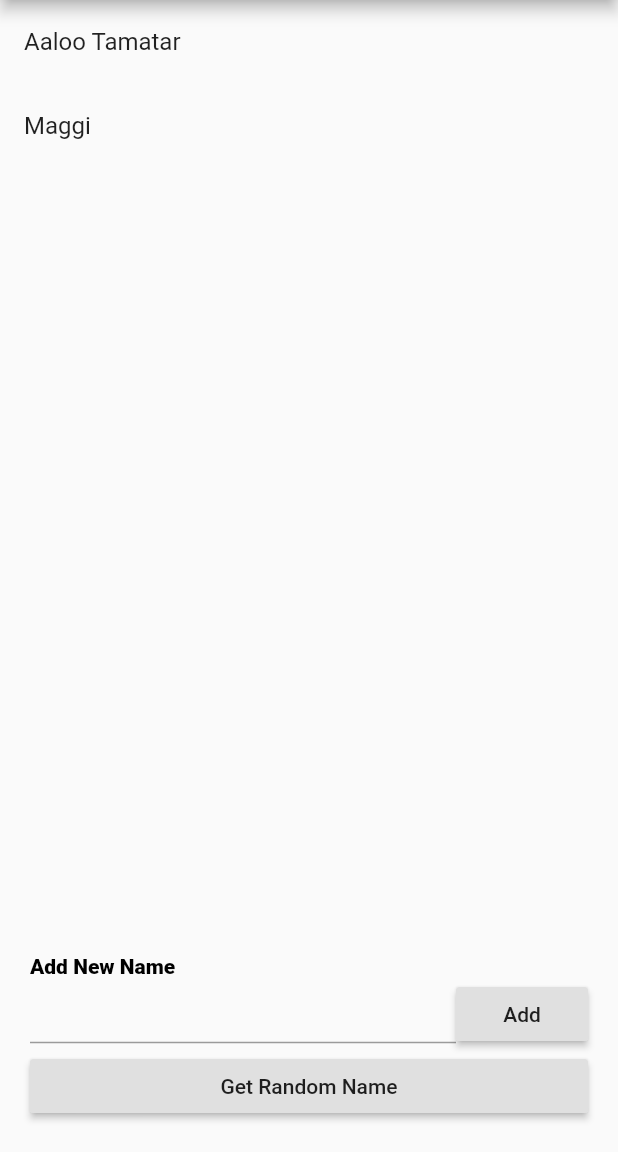
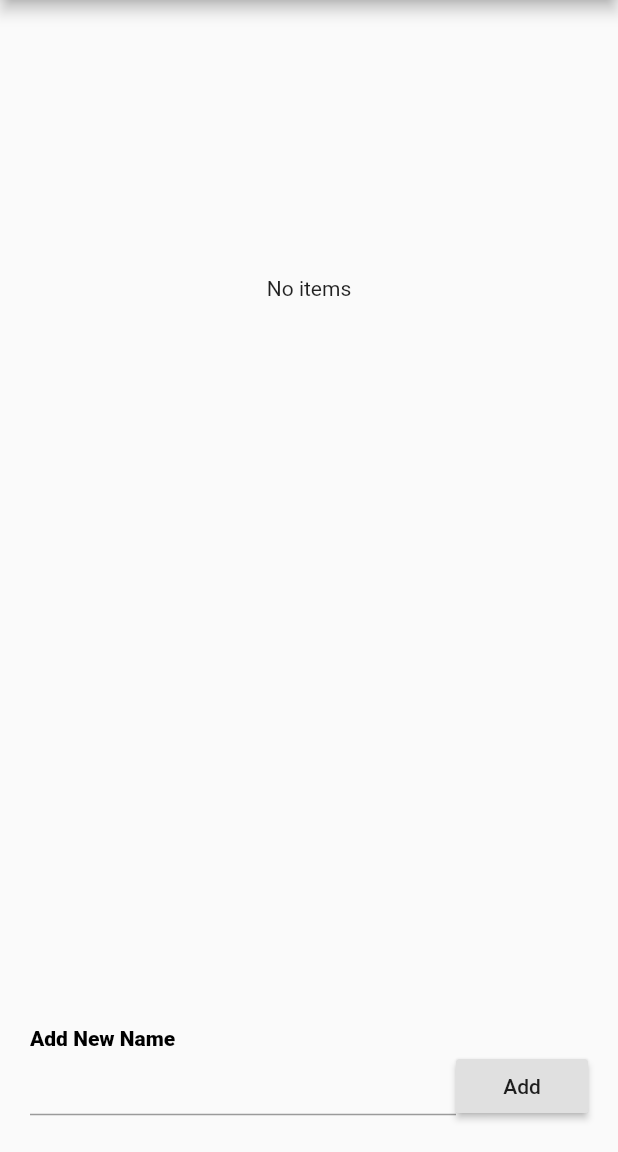
Before and after one commit to shubham8garg/FoodSelector, a Flutter app: the screen it shows after launch, after a tap on "Add", on a phone screen of 412 x 824 dp, the part 84-1236 px from its top. Run offline on Flutter 3.47's test engine with Material 2 defaults, Android fonts, the phone set to English and light mode, and no system bars; our stand-ins replace shared_preferences.

Commit message:
Shared Preferences, Name and Icon

```diff
--- a/lib/home.dart
+++ b/lib/home.dart
@@ -1,5 +1,6 @@
 import 'package:flutter/material.dart';
 import 'dart:math';
+import 'package:shared_preferences/shared_preferences.dart';
 
 class Home extends StatefulWidget {
 
@@ -9,12 +10,15 @@ class Home extends StatefulWidget {
 
 class _HomeState extends State<Home> {
 
-  List<String> names = [
-    "Aaloo Tamatar",
-    "Maggi"
-  ];
+  List<String> dinners = new List<String>();
+  SharedPreferences sharedPreferences;
+  TextEditingController nameController = TextEditingController();
 
-  TextEditingController nameController = TextEditingController();
+  @override
+  void initState(){
+    loadSharedPreferencesAndData();
+    super.initState();
+  }
 
   @override
   Widget build(BuildContext context) {
@@ -29,21 +33,109 @@ class _HomeState extends State<Home> {
         centerTitle: true,
         backgroundColor: Colors.white,
       ),
-      body: Column(
+      body: dinners.isEmpty ? emptyList() : buildListItems(),
+    );
+  }
+
+  void loadSharedPreferencesAndData() async {
+    sharedPreferences = await SharedPreferences.getInstance();
+    loadData();
+  }
+
+  void loadData() {
+    List<String> dinnerlist = sharedPreferences.getStringList('dinners') ?? [];
+    dinners = dinnerlist;
+    if(dinnerlist != null){
+      setState((){
+        dinners = dinnerlist;
+      });
+    }
+  }
+
+  void addToList(){
+    if (nameController.text.isNotEmpty) {
+      dinners.add(nameController.text);
+      sharedPreferences.setStringList('dinners', dinners);
+      setState(() {
+        dinners.add(nameController.text);
+        loadData();
+      });
+    }
+  }
+  void saveListAfterRemoving(){
+    sharedPreferences.setStringList('dinners', dinners);
+    setState(() {
+      loadData();
+    });
+  }
+
+  Widget emptyList(){
+    return Column(
+            children: [
+              Expanded(
+                child:  Center(child: Text('No items'))
+              ),
+              Expanded(
+                child: Padding(
+                  padding: EdgeInsets.all(20.0),
+                  child: Column(
+                    mainAxisAlignment: MainAxisAlignment.end,
+                    crossAxisAlignment: CrossAxisAlignment.stretch,
+                    children: [
+                      Text(
+                        "Add New Name",
+                        style: TextStyle(
+                          color: Colors.black,
+                          fontWeight: FontWeight.w800,
+                        ),
+                      ),
+                      Row(
+                        children: [
+                          Expanded(
+                            child: TextField(
+                              controller: nameController,
+                              decoration: InputDecoration(
+                                contentPadding: EdgeInsets.only(top: 10, bottom: 10),
+                                isDense: true,
+                              )
+                            )
+                          ),
+                          RaisedButton(
+                            child: Text("Add"),
+                            onPressed: () {
+                              addToList();
+                              setState(() {
+                                nameController.clear();
+                              });
+                            }
+                            )
+                        ]
+                      ),
+                    ],
+                  ),
+                  ),
+                )
+            ]
+    );
+  }
+
+  Widget buildListItems(){
+    return Column(
         children: <Widget>[
           Expanded(
             child: ListView.builder(
-              itemCount: names.length,
+              itemCount: dinners.length,
               itemBuilder: (context, index) {
                 return Dismissible(
                   key: UniqueKey(),
                   onDismissed: (direction) {
                     setState(() {
-                      names.removeAt(index);
+                      dinners.removeAt(index);
                     });
+                    saveListAfterRemoving();
                   },
                   child: ListTile(
-                    title: Text(names[index]),
+                    title: Text(dinners[index]),
                   )
                   );
               }
@@ -92,7 +184,7 @@ class _HomeState extends State<Home> {
                         var random = Random();
                         Scaffold.of(context).showSnackBar(
                           SnackBar(
-                            content: Text("Random Dinner is: "+ names[random.nextInt(names.length)]),
+                            content: Text("Random Dinner is: "+ dinners[random.nextInt(dinners.length)]),
                             )
                         );
                       },
@@ -103,14 +195,6 @@ class _HomeState extends State<Home> {
               ),
             )
         ]
-      ),
-    );
-  }
-  void addToList() {
-    if (nameController.text.isNotEmpty) {
-      setState(() {
-        names.add(nameController.text);
-      });
-    }
+      );
   }
 }
--- a/pubspec.yaml
+++ b/pubspec.yaml
@@ -23,6 +23,7 @@ environment:
 dependencies:
   flutter:
     sdk: flutter
+  shared_preferences:
 
 
   # The following adds the Cupertino Icons font to your application.
```
Also changed, not shown: pubspec.lock, 45 other files.
